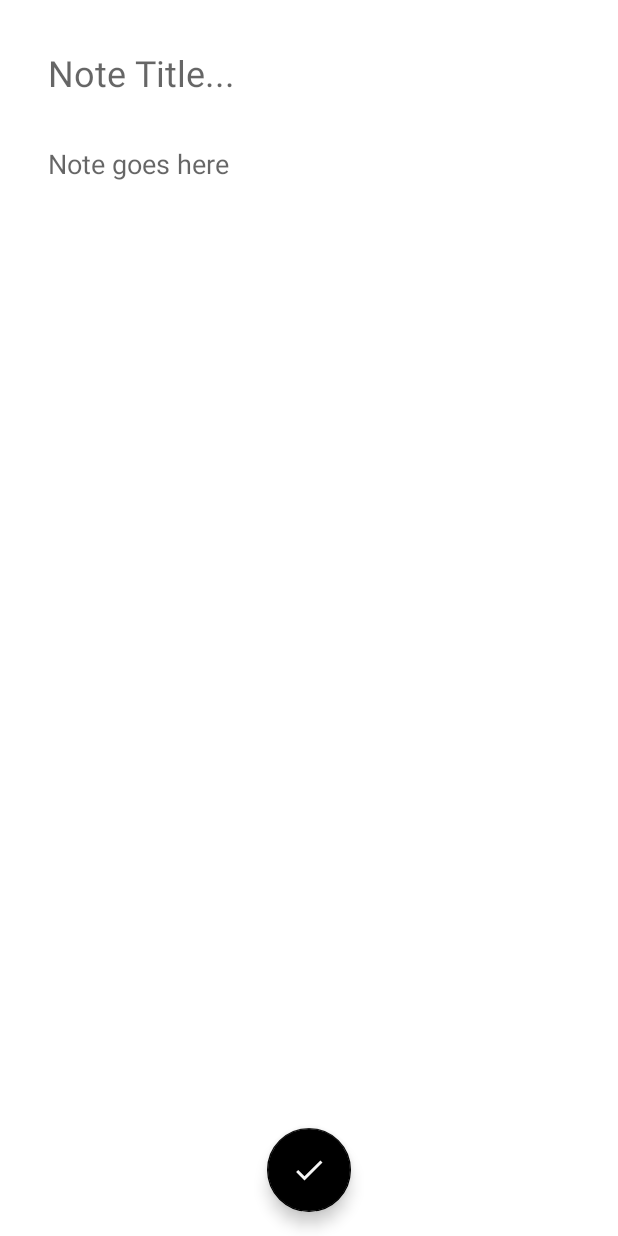
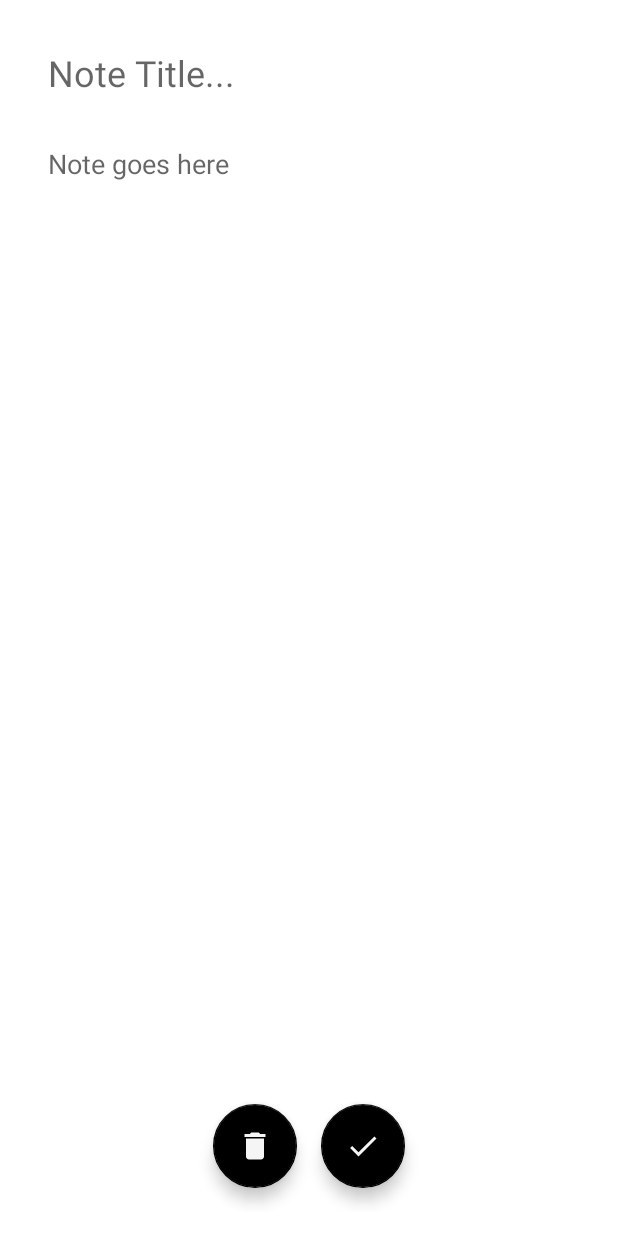
Before and after one commit to AmeenAhmed1/NoteKeeper, an Android app: the AddEditFragment screen opened through its navigation route, after a tap on "AddButton", on a phone screen of 412 x 824 dp. Run offline under Robolectric (Android 15) with nearby library versions, the phone set to English and light mode, and no system bars; our stand-ins replace Room's generated code.

Commit message:
Add Note Completed

```diff
--- a/app/src/main/java/com/ameen/notekeeper/adapter/NoteAdapter.kt
+++ b/app/src/main/java/com/ameen/notekeeper/adapter/NoteAdapter.kt
@@ -51,7 +51,7 @@ class NoteAdapter :
         if (item.title != null) {
             holder.binding.titleTextView.visibility = View.VISIBLE
             holder.binding.titleTextView.text = item.title
-        }
+        } else holder.binding.titleTextView.visibility = View.GONE
         holder.binding.bodyTextView.text = item.noteBody
     }
 
--- a/app/src/main/java/com/ameen/notekeeper/ui/MainActivity.kt
+++ b/app/src/main/java/com/ameen/notekeeper/ui/MainActivity.kt
@@ -6,6 +6,7 @@ import androidx.appcompat.app.AppCompatActivity
 import androidx.navigation.fragment.NavHostFragment
 import com.ameen.notekeeper.R
 import com.ameen.notekeeper.databinding.ActivityMainBinding
+import com.ameen.notekeeper.ui.fragment.AddEditFragment
 
 class MainActivity : AppCompatActivity() {
 
@@ -13,6 +14,7 @@ class MainActivity : AppCompatActivity() {
 
     private lateinit var binding: ActivityMainBinding
     private var isButtonAdd = true // 0 -> Add  -- 1 -> Edit
+    private val addEditFragment: AddEditFragment = AddEditFragment()
 
     override fun onCreate(savedInstanceState: Bundle?) {
         super.onCreate(savedInstanceState)
@@ -24,19 +26,19 @@ class MainActivity : AppCompatActivity() {
 
         val navController = navHostFragment.navController
 
-        binding.addNoteButton.setOnClickListener {
-            if (isButtonAdd) {
-                isButtonAdd = false
-                binding.addNoteButton.setImageResource(R.drawable.ic_done)
-                navController.navigate(R.id.action_home_note_fragment_to_add_edit_fragment)
-                Log.i(TAG, "onCreate: Add Pressed")
-                Log.i(TAG, "onCreate: ButtonValue -> $isButtonAdd")
-            } else {
-                isButtonAdd = true
-                binding.addNoteButton.setImageResource(R.drawable.ic_add)
-                navController.popBackStack()
-                Log.i(TAG, "onCreate: Complete Pressed")
-            }
-        }
+//        binding.addNoteButton.setOnClickListener {
+//            if (isButtonAdd) {
+//                isButtonAdd = false
+//                binding.addNoteButton.setImageResource(R.drawable.ic_done)
+//                navController.navigate(R.id.action_home_note_fragment_to_add_edit_fragment)
+//                Log.i(TAG, "onCreate: Add Pressed")
+//                Log.i(TAG, "onCreate: ButtonValue -> $isButtonAdd")
+//            } else {
+//                isButtonAdd = true
+//                binding.addNoteButton.setImageResource(R.drawable.ic_add)
+//                navController.popBackStack()
+//                Log.i(TAG, "onCreate: Complete Pressed")
+//            }
+//        }
     }
 }
--- a/app/src/main/java/com/ameen/notekeeper/ui/fragment/AddEditFragment.kt
+++ b/app/src/main/java/com/ameen/notekeeper/ui/fragment/AddEditFragment.kt
@@ -1,11 +1,18 @@
 package com.ameen.notekeeper.ui.fragment
 
+import android.util.Log
 import android.view.LayoutInflater
 import android.view.View
 import android.view.ViewGroup
+import android.widget.Toast
+import androidx.lifecycle.ViewModelProvider
+import androidx.navigation.fragment.findNavController
 import com.ameen.notekeeper.data.local.NoteDataBase
+import com.ameen.notekeeper.data.model.Note
 import com.ameen.notekeeper.databinding.FragmentAddEditNoteBinding
+import com.ameen.notekeeper.repository.NoteRepository
 import com.ameen.notekeeper.ui.BaseFragment
+import com.ameen.notekeeper.viewmodel.NoteViewModel
 
 /**
  * Created by (Ameen Essa) on 11/15/2021
@@ -15,13 +22,47 @@ import com.ameen.notekeeper.ui.BaseFragment
 
 class AddEditFragment : BaseFragment<FragmentAddEditNoteBinding>() {
 
-    private lateinit var appDataBase: NoteDataBase
+    private val TAG = "AddEditFragment"
+
+    private lateinit var noteViewModel: NoteViewModel
+    private lateinit var noteRepository: NoteRepository
 
     override val bindingInflater: (LayoutInflater, ViewGroup?, Boolean) -> FragmentAddEditNoteBinding
         get() = FragmentAddEditNoteBinding::inflate
 
     override fun setupOnViewCreated(view: View) {
 
-        appDataBase = NoteDataBase.getNoteDataBaseInstance(requireContext())
+        val db: NoteDataBase = NoteDataBase.getNoteDataBaseInstance(requireContext())
+        noteRepository = NoteRepository(db)
+
+        noteViewModel =
+            ViewModelProvider(
+                this,
+                NoteViewModel.factory(noteRepository)
+            )[NoteViewModel::class.java]
+
+
+        binding.addNoteButton.setOnClickListener {
+            saveNote()
+        }
+    }
+
+    private fun saveNote() {
+
+        Log.i(TAG, "saveNote: Title --> ${binding.titleNoteEditText.text}")
+        Log.i(TAG, "saveNote: Body --> ${binding.bodyNoteEditText.text}")
+
+        val title = binding.titleNoteEditText.text.toString()
+        val body = binding.bodyNoteEditText.text.toString()
+
+        if (body != "") {
+            if (title == "")
+                noteViewModel.insertOrUpdateNote(Note(noteBody = body))
+            else
+                noteViewModel.insertOrUpdateNote(Note(title = title, noteBody = body))
+            findNavController().popBackStack()
+        } else
+            Toast.makeText(requireContext(), "Note body can`t be empty!!", Toast.LENGTH_SHORT)
+                .show()
     }
 }
--- a/app/src/main/java/com/ameen/notekeeper/ui/fragment/HomeNoteFragment.kt
+++ b/app/src/main/java/com/ameen/notekeeper/ui/fragment/HomeNoteFragment.kt
@@ -8,9 +8,9 @@ import androidx.lifecycle.ViewModelProvider
 import androidx.navigation.NavController
 import androidx.navigation.Navigation
 import androidx.recyclerview.widget.GridLayoutManager
+import com.ameen.notekeeper.R
 import com.ameen.notekeeper.adapter.NoteAdapter
 import com.ameen.notekeeper.data.local.NoteDataBase
-import com.ameen.notekeeper.data.model.Note
 import com.ameen.notekeeper.databinding.FragmentHomeNoteBinding
 import com.ameen.notekeeper.repository.NoteRepository
 import com.ameen.notekeeper.ui.BaseFragment
@@ -22,7 +22,7 @@ import com.ameen.notekeeper.viewmodel.NoteViewModel
  * @Ameen.MobileDev@gmail.com
  */
 
-class HomeNoteFragment : BaseFragment<FragmentHomeNoteBinding>() {
+class HomeNoteFragment : BaseFragment<FragmentHomeNoteBinding>(){
 
     private val TAG = "HomeNoteFragment"
 
@@ -30,8 +30,6 @@ class HomeNoteFragment : BaseFragment<FragmentHomeNoteBinding>() {
     private lateinit var recyclerAdapter: NoteAdapter
     private lateinit var noteViewModel: NoteViewModel
     private lateinit var noteRepository: NoteRepository
-
-    private lateinit var notes: List<Note>
 
     override val bindingInflater: (LayoutInflater, ViewGroup?, Boolean) -> FragmentHomeNoteBinding
         get() = FragmentHomeNoteBinding::inflate
@@ -42,7 +40,11 @@ class HomeNoteFragment : BaseFragment<FragmentHomeNoteBinding>() {
         val db: NoteDataBase = NoteDataBase.getNoteDataBaseInstance(requireContext())
         noteRepository = NoteRepository(db)
 
-        val myViewModel: NoteViewModel = ViewModelProvider(this, NoteViewModel.factory(noteRepository))[NoteViewModel::class.java]
+        noteViewModel =
+            ViewModelProvider(
+                this,
+                NoteViewModel.factory(noteRepository)
+            )[NoteViewModel::class.java]
 
         recyclerAdapter = NoteAdapter()
         binding.notesRecyclerView.apply {
@@ -50,15 +52,19 @@ class HomeNoteFragment : BaseFragment<FragmentHomeNoteBinding>() {
             layoutManager = GridLayoutManager(context, 2)
         }
 
-        noteViewModel = NoteViewModel(noteRepository)
+        //noteViewModel = NoteViewModel(noteRepository)
         noteViewModel.notes.observe(this) { recyclerAdapter.diff.submitList(it) }
-        myViewModel.getAllNotes()
+
+        binding.addNoteButton.setOnClickListener {
+            navController.navigate(R.id.action_home_note_fragment_to_add_edit_fragment)
+        }
     }
 
     override fun onResume() {
         super.onResume()
         Log.i(TAG, "onResume: Invoked!!")
 
-        noteViewModel.dummyData()
+        noteViewModel.getAllNotes()
+        //noteViewModel.dummyData()
     }
 }
--- a/app/src/main/java/com/ameen/notekeeper/viewmodel/NoteViewModel.kt
+++ b/app/src/main/java/com/ameen/notekeeper/viewmodel/NoteViewModel.kt
@@ -26,17 +26,6 @@ class NoteViewModel(private val noteRepository: NoteRepository) : ViewModel() {
         noteRepository.insertOrUpdateNote(note)
     }
 
-    fun dummyData() {
-        notes.postValue(
-            listOf(
-                Note(title = "Title 1", noteBody = "Body 1"),
-                Note(title = "Title 2", noteBody = "Body 2"),
-                Note(title = "Title 3", noteBody = "Body 3"),
-                Note(noteBody = "Body For Null Title.")
-            )
-        )
-    }
-
     companion object {
         fun factory(repository: NoteRepository): ViewModelProvider.Factory {
             return object : ViewModelProvider.Factory {
--- a/app/src/main/res/layout/activity_main.xml
+++ b/app/src/main/res/layout/activity_main.xml
@@ -19,20 +19,4 @@
         app:layout_constraintTop_toTopOf="parent"
         app:navGraph="@navigation/navigation_graph" />
 
-    <com.google.android.material.floatingactionbutton.FloatingActionButton
-        android:id="@+id/add_note_button"
-        android:layout_width="wrap_content"
-        android:layout_height="wrap_content"
-        android:layout_marginBottom="@dimen/_16dp"
-        android:contentDescription="@string/addbutton"
-        android:src="@drawable/ic_add"
-        app:backgroundTint="@color/black"
-        app:layout_constraintBottom_toBottomOf="parent"
-        app:layout_constraintEnd_toEndOf="parent"
-        app:layout_constraintHorizontal_bias="0.5"
-        app:layout_constraintStart_toStartOf="parent"
-        app:layout_constraintTop_toTopOf="parent"
-        app:layout_constraintVertical_bias="1.0"
-        app:tint="@color/off_white" />
-
 </androidx.constraintlayout.widget.ConstraintLayout>
--- a/app/src/main/res/layout/fragment_add_edit_note.xml
+++ b/app/src/main/res/layout/fragment_add_edit_note.xml
@@ -1,14 +1,11 @@
 <?xml version="1.0" encoding="utf-8"?>
 
-<ScrollView xmlns:android="http://schemas.android.com/apk/res/android"
+<androidx.constraintlayout.widget.ConstraintLayout xmlns:android="http://schemas.android.com/apk/res/android"
     xmlns:app="http://schemas.android.com/apk/res-auto"
     android:layout_width="match_parent"
     android:layout_height="match_parent"
     android:padding="@dimen/_16dp">
 
-    <androidx.constraintlayout.widget.ConstraintLayout
-        android:layout_width="match_parent"
-        android:layout_height="wrap_content">
 
     <EditText
         android:id="@+id/titleNoteEditText"
@@ -29,7 +26,7 @@
     <EditText
         android:id="@+id/bodyNoteEditText"
         android:layout_width="match_parent"
-            android:layout_height="match_parent"
+        android:layout_height="wrap_content"
         android:background="@android:color/transparent"
         android:gravity="start|top"
         android:hint="@string/note_goes_here"
@@ -42,6 +39,35 @@
         app:layout_constraintTop_toBottomOf="@+id/titleNoteEditText"
         app:layout_constraintVertical_bias="0.0" />
 
+
+    <com.google.android.material.floatingactionbutton.FloatingActionButton
+        android:id="@+id/add_note_button"
+        android:layout_width="wrap_content"
+        android:layout_height="wrap_content"
+        android:layout_marginBottom="@dimen/_16dp"
+        android:contentDescription="@string/addbutton"
+        android:src="@drawable/ic_done"
+        app:backgroundTint="@color/black"
+        app:layout_constraintBottom_toBottomOf="parent"
+        app:layout_constraintEnd_toEndOf="parent"
+        app:layout_constraintStart_toEndOf="@id/delete_note_button"
+        app:layout_constraintTop_toTopOf="parent"
+        app:layout_constraintVertical_bias="1.0"
+        app:tint="@color/off_white" />
+
+    <com.google.android.material.floatingactionbutton.FloatingActionButton
+        android:id="@+id/delete_note_button"
+        android:layout_width="wrap_content"
+        android:layout_height="wrap_content"
+        android:layout_marginEnd="@dimen/_16dp"
+        android:contentDescription="@string/addbutton"
+        android:src="@drawable/ic_delete"
+        app:backgroundTint="@color/black"
+        app:layout_constraintBottom_toBottomOf="@+id/add_note_button"
+        app:layout_constraintEnd_toStartOf="@+id/add_note_button"
+        app:layout_constraintHorizontal_chainStyle="packed"
+        app:layout_constraintStart_toStartOf="parent"
+        app:layout_constraintTop_toTopOf="@+id/add_note_button"
+        app:tint="@color/off_white" />
+
 </androidx.constraintlayout.widget.ConstraintLayout>
-
-</ScrollView>
--- a/app/src/main/res/values-night/themes.xml
+++ /dev/null
@@ -1,16 +0,0 @@
-<resources xmlns:tools="http://schemas.android.com/tools">
-    <!-- Base application theme. -->
-    <style name="Theme.NoteKeeper" parent="Theme.MaterialComponents.DayNight.DarkActionBar">
-        <!-- Primary brand color. -->
-        <item name="colorPrimary">@color/purple_200</item>
-        <item name="colorPrimaryVariant">@color/purple_700</item>
-        <item name="colorOnPrimary">@color/black</item>
-        <!-- Secondary brand color. -->
-        <item name="colorSecondary">@color/teal_200</item>
-        <item name="colorSecondaryVariant">@color/teal_200</item>
-        <item name="colorOnSecondary">@color/black</item>
-        <!-- Status bar color. -->
-        <item name="android:statusBarColor" tools:targetApi="l">?attr/colorPrimaryVariant</item>
-        <!-- Customize your theme here. -->
-    </style>
-</resources>
--- a/app/src/main/res/values/strings.xml
+++ b/app/src/main/res/values/strings.xml
@@ -5,4 +5,5 @@
     <string name="addbutton">AddButton</string>
     <string name="search_note">Search note</string>
     <string name="note_goes_here">Note goes here</string>
+    <string name="AddNewNote">Add New Note</string>
 </resources>
```
Also changed, not shown: app/src/main/res/layout/fragment_home_note.xml (+17 -15 lines), 1 other file. Lines whose indentation alone changed are shown as unchanged.
